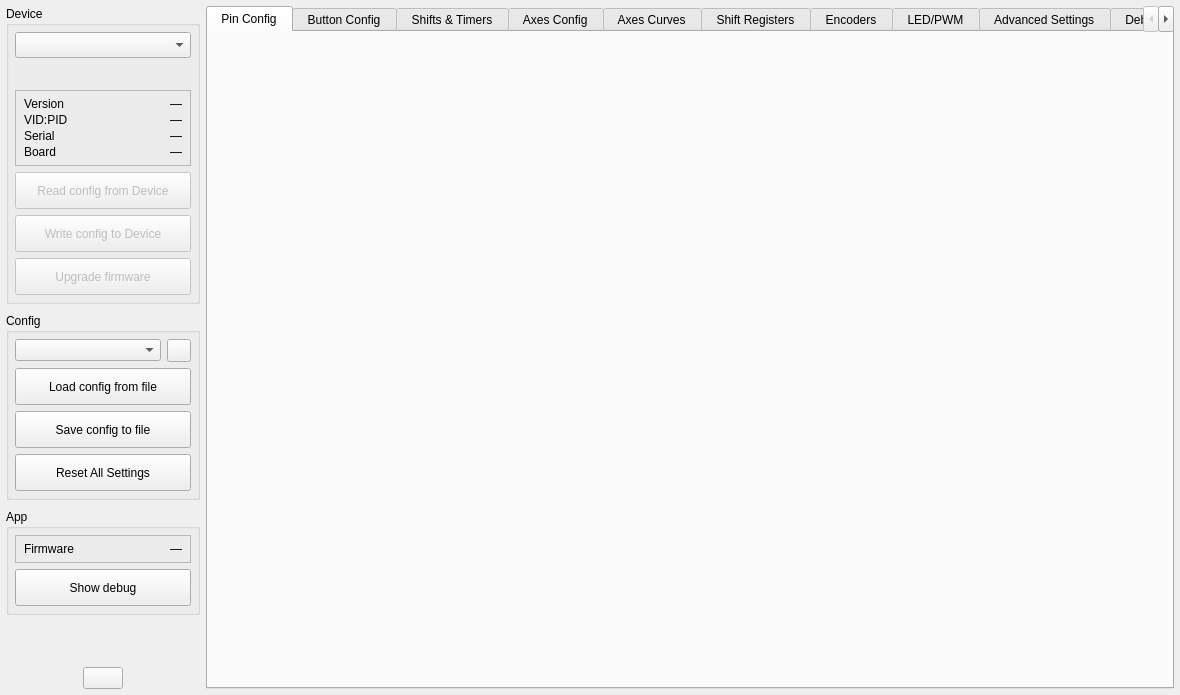
anpeaco/FreeJoyXConfiguratorQt, file src/mainwindow.ui: the form before one commit.
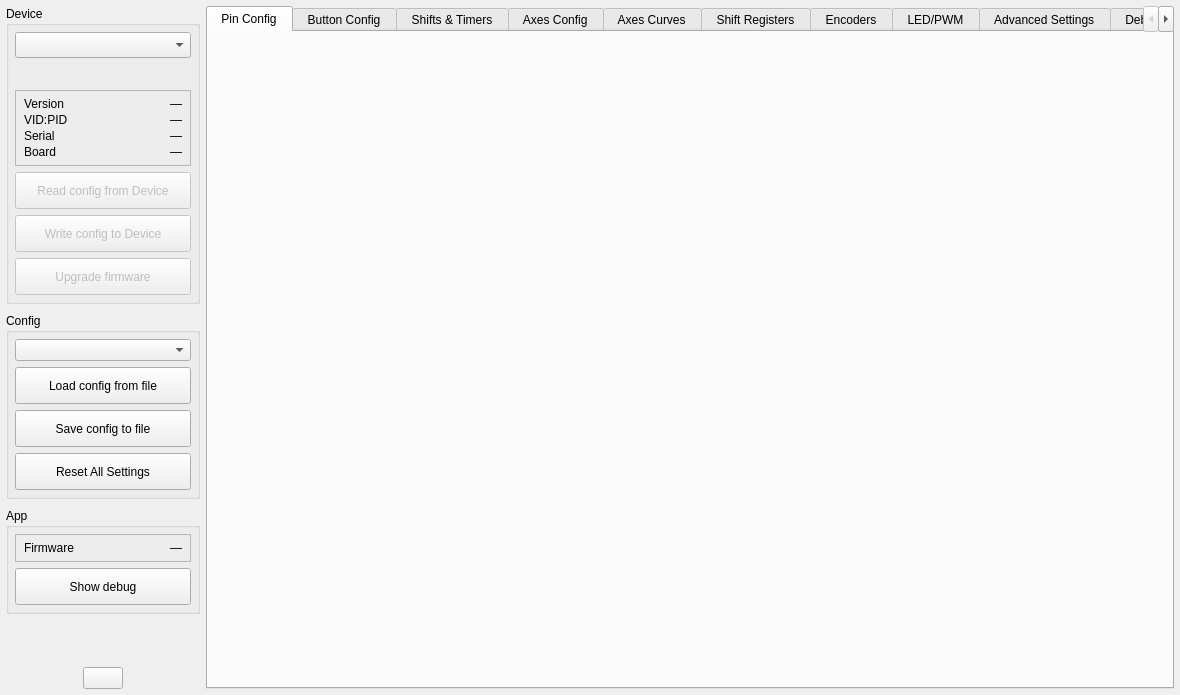
The form after the commit. Icons and pictures are not drawn. Custom widgets are drawn as their Qt base class.

Commit message: adv-settings: default save directory surface on the Advanced tab

The edit to the form file:
```diff
--- a/src/mainwindow.ui
+++ b/src/mainwindow.ui
@@ -359,19 +359,7 @@
           <property name="topMargin"><number>6</number></property>
           <property name="rightMargin"><number>6</number></property>
           <property name="bottomMargin"><number>6</number></property>
-          <item>
-           <layout class="QHBoxLayout" name="horizontalLayout_2" stretch="1,0">
-            <property name="spacing"><number>6</number></property>
-            <item><widget class="CenteredCBox" name="comboBox_Configs"/></item>
-            <item>
-             <widget class="QToolButton" name="toolButton_ConfigsDir">
-              <property name="toolTip"><string>Open the configs folder in your file manager</string></property>
-              <property name="text"><string/></property>
-              <property name="icon"><iconset resource="resources.qrc"><normaloff>:/Images/icons/lucide/settings.svg</normaloff>:/Images/icons/lucide/settings.svg</iconset></property>
-             </widget>
-            </item>
-           </layout>
-          </item>
+          <item><widget class="CenteredCBox" name="comboBox_Configs"/></item>
           <item>
            <widget class="QPushButton" name="pushButton_LoadFromFile">
             <property name="minimumSize"><size><width>165</width><height>37</height></size></property>
```
The commit also changes 5 other files.
